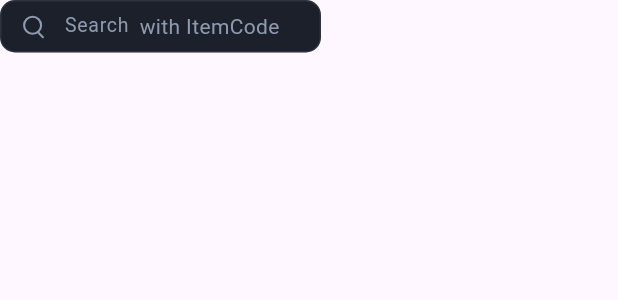
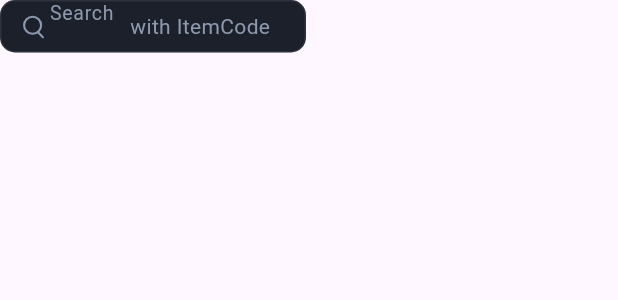
Before and after one commit to SharvariChavan009/pos_application, a Flutter app: the AddItem widget shown alone on an empty page, opened directly, on a phone screen of 412 x 824 dp. Shown: the top 300 px of the screen. Run offline on Flutter 3.47's test engine with Material 3 defaults, Android fonts, the phone set to English and light mode, and no system bars; drawn by our look-alikes of carousel_slider; our stand-ins replace animated_flip_counter, auto_size_text, awesome_snackbar_content, bloc, cached_network_image, connectivity and 13 more; missing offline and left inert: collapsible_sidebar, dart:html, fade_out_particle; accounts and stored records are empty; network calls fail; Roboto replaces fonts that are missing (Font EN).

Commit message:
home screen updated

```diff
--- a/lib/features/home/presentation/home_components/drawer/drawer.dart
+++ b/lib/features/home/presentation/home_components/drawer/drawer.dart
@@ -1,5 +1,6 @@
 import 'package:collapsible_sidebar/collapsible_sidebar.dart';
 import 'package:flutter/material.dart';
+import 'package:flutter_localization/flutter_localization.dart';
 import 'package:pos_application/core/common/colors.dart';
 import 'package:flutter_bloc/flutter_bloc.dart';
 import 'package:pos_application/core/images/image.dart';
@@ -22,6 +23,8 @@ class SidebarPage extends StatefulWidget {
 class SidebarPageState extends State<SidebarPage> {
   late List<CollapsibleItem> _items;
   final AssetImage _avatarImg = const AssetImage(AppImage.appLogo3);
+  final FlutterLocalization _localization = FlutterLocalization.instance;
+
 
   @override
   void initState() {
@@ -38,6 +41,7 @@ class SidebarPageState extends State<SidebarPage> {
         onPressed: () {
           BlocProvider.of<MenuNameBloc>(context)
               .add(MenuNameSelected(context: context, menuName: "Home"));
+          _localization.translate('km');
         },
         onHold: () => ScaffoldMessenger.of(context)
             .showSnackBar(const SnackBar(content: Text("Face"))),
--- a/lib/features/home/presentation/home_components/homescreen.dart
+++ b/lib/features/home/presentation/home_components/homescreen.dart
@@ -21,6 +21,7 @@ class _HomeScreenState extends State<HomeScreen>
     tabController = TabController(length: 12, vsync: this);
   }
 
+
   @override
   Widget build(context) {
     return Scaffold(
--- a/lib/features/home/presentation/home_components/side_order/add_item.dart
+++ b/lib/features/home/presentation/home_components/side_order/add_item.dart
@@ -16,8 +16,8 @@ import '../../bloc/common_search_bar/common_search_bar_state.dart';
 import '../../bloc/menu_list_state.dart';
 
 final List<String> imgList = [
-  'with ItemCode',
-  'with ItemName',
+  ' with ItemCode',
+  ' with ItemName',
 ];
 final List<Widget> imageSliders = imgList
     .map((item) => Text(
@@ -57,7 +57,7 @@ class AddItem extends StatelessWidget {
 
             return Row(
               mainAxisAlignment: MainAxisAlignment.center,
-              crossAxisAlignment: CrossAxisAlignment.center,
+              // crossAxisAlignment: CrossAxisAlignment.center,
               children: [
                 const SizedBox(
                   width: 10,
@@ -69,18 +69,19 @@ class AddItem extends StatelessWidget {
                     size: 10,
                   ),
                 ),
-                const SizedBox(
-                  width: 10,
-                ),
+                // const SizedBox(
+                //   width: 10,
+                // ),
                 SizedBox(
                   width: 50,
-                  height: 18,
+                  height: 17,
                   child: isCart!
                       ? BlocBuilder<SearchValueBloc, SearchValueState>(
                           builder: (context, state) {
                             return TextField(
                                 // controller: searchValue,
                                 decoration: const InputDecoration(
+                                  contentPadding: EdgeInsets.only(top: 5,bottom:15),
                                   enabledBorder: UnderlineInputBorder(
                                     borderSide: BorderSide(
                                         color: Colors
@@ -108,7 +109,9 @@ class AddItem extends StatelessWidget {
                           builder: (context, state) {
                             return TextField(
                                 controller: CommonSearchValue,
+                                textAlign: TextAlign.center,
                                 decoration: const InputDecoration(
+                                  contentPadding: EdgeInsets.only(top: 5,bottom:15),
                                   enabledBorder: UnderlineInputBorder(
                                     borderSide: BorderSide(
                                         color: Colors
@@ -119,12 +122,12 @@ class AddItem extends StatelessWidget {
                                         color: Colors
                                             .transparent), // Hide underline color
                                   ),
-                                  hintText: 'Search',
+                                  hintText: 'search',
                                   hintStyle: TextStyle(
                                       fontSize: 13, color: AppColors.iconColor),
                                 ),
                                 style: const TextStyle(
-                                    fontSize: 13, color: AppColors.iconColor),
+                                    fontSize: 14, color: AppColors.iconColor),
                                 cursorColor:
                                     AppColors.iconColor, // Set cursor color
                                 onChanged: (value) {
--- a/lib/features/payment/presentation/payment_list.dart
+++ b/lib/features/payment/presentation/payment_list.dart
@@ -8,6 +8,8 @@ import 'package:pos_application/features/payment/domain/repository/payment_list_
 import 'package:pos_application/features/payment/presentation/bloc/payment_list_bloc_state.dart';
 import '../../home/presentation/bloc/menu_name_bloc.dart';
 import '../../home/presentation/bloc/menu_name_event.dart';
+import '../../orders/domain/repository/order_list_repository.dart';
+import '../../orders/presentation/bloc/order_list/order_list_event.dart';
 
 
 class PaymentList extends StatefulWidget {
@@ -350,7 +352,7 @@ class PaymentDataSource extends DataTableSource {
         onTap: () {
           BlocProvider.of<MenuNameBloc>(context)
               .add(MenuNameSelected(context: context, menuName: "View Order"));
-          // BlocProvider.of<OrderListBloc>(context).add(OrderListShowDetailsEvent(order.id));
+          BlocProvider.of<OrderListBloc>(context).add(OrderListShowDetailsEvent(payment.orderId));
         },
         child: const Text(
           'View Order',
--- a/lib/main.dart
+++ b/lib/main.dart
@@ -1,5 +1,6 @@
 import 'package:flutter/material.dart';
 import 'package:flutter_bloc/flutter_bloc.dart';
+import 'package:flutter_localization/flutter_localization.dart';
 import 'package:hive_flutter/adapters.dart';
 import 'package:pos_application/features/auth/domain/repository/forgot_password_repository.dart';
 import 'package:pos_application/features/auth/domain/repository/login_repository.dart';
@@ -32,10 +33,119 @@ void main() async {
   runApp(const MyApp());
 }
 
-class MyApp extends StatelessWidget {
+mixin AppLocale {
+  static const String title = 'title';
+  static const String thisIs = 'thisIs';
+
+  static const Map<String, dynamic> EN = {
+    title: 'Home',
+    thisIs: 'This is %a package, version %a.',
+  };
+  static const Map<String, dynamic> KM = {
+    title: 'ការធ្វើមូលដ្ឋានីយកម្ម',
+    thisIs: 'នេះគឺជាកញ្ចប់%a កំណែ%a.',
+  };
+  static const Map<String, dynamic> JA = {
+    title: 'ローカリゼーション',
+    thisIs: 'これは%aパッケージ、バージョン%aです。',
+  };
+}
+// class MyApp extends StatelessWidget {
+//   const MyApp({super.key});
+//
+//   // This widget is the root of your application.
+//   @override
+//   Widget build(BuildContext context) {
+//     return MultiBlocProvider(
+//       providers: [
+//         BlocProvider(create: (context) => LoginBloc()),
+//         BlocProvider(create: (context) => ForgotPasswordBloc()),
+//         BlocProvider(create: (context) => ResetPasswordBloc()),
+//         BlocProvider(create: (context) => LogoutBloc()),
+//         BlocProvider(create: (context) => ProfileBloc()),
+//         BlocProvider(create: (context) => MenuListBloc()),
+//         BlocProvider(create: (context) => FloorTableBloc()),
+//         BlocProvider(create: (context) => MenuNameBloc()),
+//         BlocProvider(create: (context) => SearchValueBloc()),
+//         BlocProvider(create: (context) => CommonSearchValueBloc()),
+//         BlocProvider(create: (context) => UpdateTimerBloc()),
+//         BlocProvider(create: (context) => AddMenuToCartBloc()),
+//         BlocProvider(create: (context) => SetTableBloc()),
+//         BlocProvider(create: (context) => SetSelectedFloorTableBloc()),
+//         BlocProvider(create: (context) => PlaceOrderBloc()),
+//         BlocProvider(create: (context) => CancelOrderBloc()),
+//         BlocProvider(create: (context) => OrderListBloc()),
+//         BlocProvider(create: (context) => FloorTableSortBloc()),
+//         BlocProvider(create: (context) => PaymentListBloc()),
+//         BlocProvider<ConnectivityBloc>(
+//           create: (BuildContext context) => ConnectivityBloc(),
+//         ),
+//         BlocProvider<TextFieldValidationBloc>(
+//           create: (context) =>
+//               TextFieldValidationBloc(borderColor: AppColors.secondaryColor),
+//         ),
+//         BlocProvider<PasswordValidationBloc>(
+//           create: (context) =>
+//               PasswordValidationBloc(borderColor: AppColors.secondaryColor),
+//         ),
+//         BlocProvider(create: (context) => FloorTableStatus(floorTables: [])),
+//         BlocProvider(create: (context) => MenuCategoriesBloc([])),
+//       ],
+//       child: MaterialApp.router(
+//         debugShowCheckedModeBanner: false,
+//         title: 'POS Applications',
+//         theme: ThemeData(
+//           colorScheme: ColorScheme.fromSeed(seedColor: Colors.deepPurple),
+//           useMaterial3: true,
+//         ),
+//         routerConfig: customRouter,
+//       ),
+//     );
+//   }
+// }
+
+class MyApp extends StatefulWidget {
   const MyApp({super.key});
 
-  // This widget is the root of your application.
+  @override
+  State<MyApp> createState() => _MyAppState();
+}
+
+class _MyAppState extends State<MyApp> {
+  final FlutterLocalization _localization = FlutterLocalization.instance;
+
+  @override
+  void initState() {
+    _localization.init(
+      mapLocales: [
+        const MapLocale(
+          'en',
+          AppLocale.EN,
+          countryCode: 'US',
+          fontFamily: 'Font EN',
+        ),
+        const MapLocale(
+          'km',
+          AppLocale.KM,
+          countryCode: 'KH',
+          fontFamily: 'Font KM',
+        ),
+        const MapLocale(
+          'ja',
+          AppLocale.JA,
+          countryCode: 'JP',
+          fontFamily: 'Font JA',
+        ),
+      ],
+      initLanguageCode: 'en',
+    );
+    _localization.onTranslatedLanguage = _onTranslatedLanguage;
+    super.initState();
+  }
+
+  void _onTranslatedLanguage(Locale? locale) {
+    setState(() {});
+  }
   @override
   Widget build(BuildContext context) {
     return MultiBlocProvider(
@@ -74,9 +184,12 @@ class MyApp extends StatelessWidget {
         BlocProvider(create: (context) => MenuCategoriesBloc([])),
       ],
       child: MaterialApp.router(
+        supportedLocales: _localization.supportedLocales,
+        localizationsDelegates: _localization.localizationsDelegates,
         debugShowCheckedModeBanner: false,
         title: 'POS Applications',
         theme: ThemeData(
+          fontFamily: _localization.fontFamily,
           colorScheme: ColorScheme.fromSeed(seedColor: Colors.deepPurple),
           useMaterial3: true,
         ),
```
